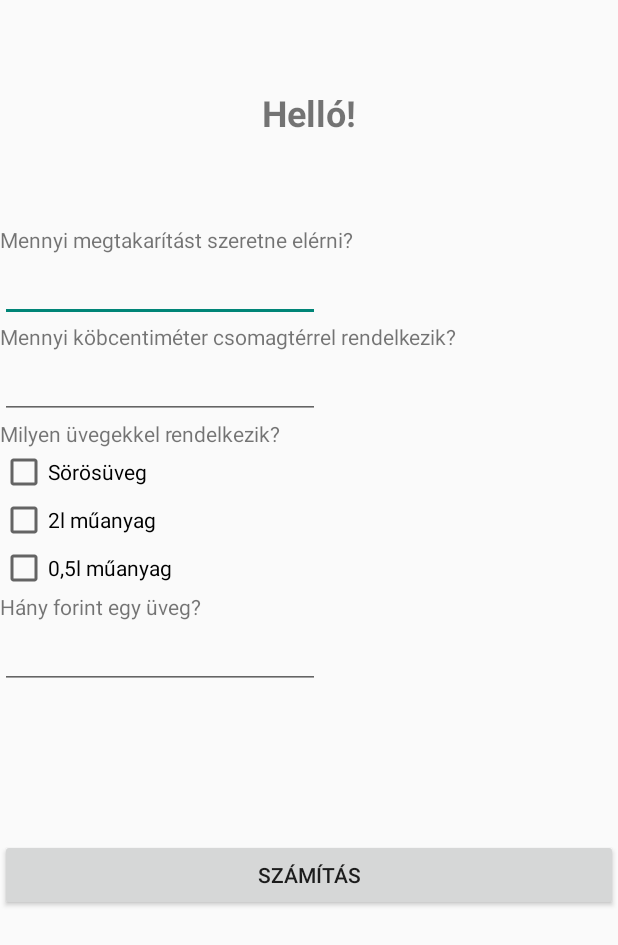
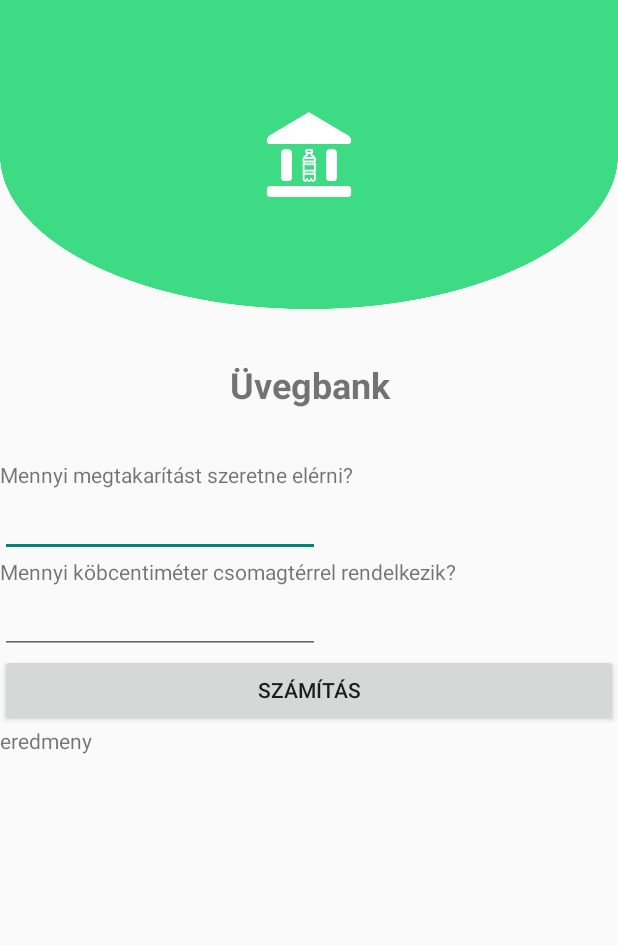
Before and after one commit to nzoliii/bottlebank, an Android app built with Jetpack Compose: the screen it shows after launch (MainActivity), on a phone screen of 412 x 824 dp. Shown: the top 945 px of the screen. Run offline under Robolectric (Android 15) with nearby library versions, the phone set to English and light mode, and no system bars.

Commit message:
lehet megis win?

```diff
--- a/app/build.gradle.kts
+++ b/app/build.gradle.kts
@@ -5,11 +5,11 @@ plugins {
 }
 
 android {
-    namespace = "com.nzoliii.bottlebank"
+    namespace = "com.peroni.bottlebank"
     compileSdk = 34
 
     defaultConfig {
-        applicationId = "com.nzoliii.bottlebank"
+        applicationId = "com.peroni.bottlebank"
         minSdk = 23
         targetSdk = 34
         versionCode = 1
--- /dev/null
+++ b/app/src/main/java/com/peroni/bottlebank/MainActivity.kt
@@ -0,0 +1,84 @@
+package com.peroni.bottlebank
+
+import android.os.Bundle
+import android.widget.Button
+import android.widget.EditText
+import android.widget.TextView
+import androidx.activity.ComponentActivity
+import kotlin.math.ceil
+
+class MainActivity : ComponentActivity() {
+    override fun onCreate(savedInstanceState: Bundle?) {
+        super.onCreate(savedInstanceState)
+        setContentView(R.layout.activity_main)
+
+        // Alap adatbázis.
+        data class uveg(
+            val nev: String,
+            val terfogat: Int,
+            val ertek: Int
+        )
+
+        // UI-ból adatok lekérése.
+        val savingsInput = findViewById<EditText>(R.id.SavingsInput_editTextNumber)
+        val volumeInput = findViewById<EditText>(R.id.VolumeInput_editTextNumber)
+        val resultText = findViewById<TextView>(R.id.Result_TextView)
+        val calculateButton = findViewById<Button>(R.id.CalculateButton_Button)
+
+        // Üvegek listája.
+        val uvegek = listOf(
+            uveg("Sörösüveg", 500, 60),
+            uveg("0,5 literes műanyag", 500, 50),
+            uveg("2 literes műanyag", 2000, 80)
+        )
+
+        // Számitás lefuttatása a gomb lenyomásakor.
+        calculateButton.setOnClickListener {
+            val megtakaritas = savingsInput.text.toString().toIntOrNull() ?: 0
+            val csomagterTerfogat = volumeInput.text.toString().toIntOrNull() ?: 0
+
+            if (megtakaritas <= 0 || csomagterTerfogat <= 0) {
+                resultText.text = "Hibás adat! A megtakarítás és a csomagtartó térfogatának pozitív számnak kell lennie."
+                return@setOnClickListener
+            }
+
+            // Számítás
+            var osszTerfogat = 0
+            var osszErtek = 0
+            val uvegDarabok = mutableListOf<Pair<String, Int>>()
+
+            for (uveg in uvegek) {
+                val darabszam = megtakaritas / uveg.ertek
+                osszErtek += darabszam * uveg.ertek
+                uvegDarabok.add(Pair(uveg.nev, darabszam))
+                osszTerfogat += darabszam * uveg.terfogat
+            }
+
+            // Szükséges fordulók kiszámítása
+            val eredmeny = StringBuilder()
+
+            if (osszErtek >= megtakaritas) {
+                if (osszTerfogat <= csomagterTerfogat) {
+                    eredmeny.append("Egy forduló elég lesz. Összesen $osszTerfogat cm³ térfogatot foglalnak az üvegek.\n")
+                }
+
+                else {
+                    val fordulok = ceil(osszTerfogat.toDouble() / csomagterTerfogat).toInt()
+                    eredmeny.append("$fordulok fordulóra lesz szükséged.\n")
+                }
+
+                eredmeny.append("Az üvegek elosztása:\n")
+                for ((nev, darab) in uvegDarabok) {
+                    eredmeny.append("$darab darab $nev\n")
+                }
+            }
+
+            else {
+                eredmeny.append("Nincs elég üveg az adott megtakarítás eléréséhez.")
+            }
+
+            // Eredmény megjelítése
+            resultText.text = eredmeny.toString()
+        }
+    }
+}
--- a/app/src/main/java/com/nzoliii/bottlebank/ui/theme/Color.kt
+++ b/app/src/main/java/com/peroni/bottlebank/ui/theme/Color.kt
@@ -1,4 +1,4 @@
-package com.nzoliii.bottlebank.ui.theme
+package com.peroni.bottlebank.ui.theme
 
 import androidx.compose.ui.graphics.Color
 
--- a/app/src/main/java/com/nzoliii/bottlebank/ui/theme/Theme.kt
+++ b/app/src/main/java/com/peroni/bottlebank/ui/theme/Theme.kt
@@ -1,4 +1,4 @@
-package com.nzoliii.bottlebank.ui.theme
+package com.peroni.bottlebank.ui.theme
 
 import android.app.Activity
 import android.os.Build
--- a/app/src/main/java/com/nzoliii/bottlebank/ui/theme/Type.kt
+++ b/app/src/main/java/com/peroni/bottlebank/ui/theme/Type.kt
@@ -1,4 +1,4 @@
-package com.nzoliii.bottlebank.ui.theme
+package com.peroni.bottlebank.ui.theme
 
 import androidx.compose.material3.Typography
 import androidx.compose.ui.text.TextStyle
--- a/app/src/main/res/layout/activity_main.xml
+++ b/app/src/main/res/layout/activity_main.xml
@@ -5,97 +5,68 @@
     android:layout_height="match_parent"
     android:orientation="vertical">
 
+    <ImageView
+        android:id="@+id/imageView"
+        android:layout_width="match_parent"
+        android:layout_height="206dp"
+        android:src="@drawable/top" />
+
     <Space
         android:layout_width="match_parent"
-        android:layout_height="50dp" />
+        android:layout_height="25dp" />
 
     <TextView
-        android:id="@+id/welcometxt"
+        android:id="@+id/Welcome_TextView"
         android:layout_width="match_parent"
         android:layout_height="50dp"
         android:gravity="center"
         android:includeFontPadding="true"
-        android:text="Helló!"
+        android:text="Üvegbank"
         android:textAlignment="center"
         android:textSize="24sp"
         android:textStyle="bold" />
 
     <Space
         android:layout_width="match_parent"
-        android:layout_height="50dp" />
+        android:layout_height="25dp" />
 
     <TextView
-        android:id="@+id/q1"
+        android:id="@+id/Q1_TextView"
         android:layout_width="wrap_content"
         android:layout_height="wrap_content"
         android:text="Mennyi megtakarítást szeretne elérni?" />
 
     <EditText
-        android:id="@+id/editTextNumber"
+        android:id="@+id/SavingsInput_editTextNumber"
         android:layout_width="wrap_content"
         android:layout_height="wrap_content"
         android:ems="10"
         android:inputType="number" />
 
     <TextView
-        android:id="@+id/q2"
+        android:id="@+id/Q2_TextView"
         android:layout_width="wrap_content"
         android:layout_height="wrap_content"
         android:text="Mennyi köbcentiméter csomagtérrel rendelkezik? " />
 
     <EditText
-        android:id="@+id/editTextNumber2"
+        android:id="@+id/VolumeInput_editTextNumber"
         android:layout_width="wrap_content"
         android:layout_height="wrap_content"
         android:ems="10"
         android:inputType="number" />
 
-    <TextView
-        android:id="@+id/q3"
-        android:layout_width="wrap_content"
-        android:layout_height="wrap_content"
-        android:text="Milyen üvegekkel rendelkezik?" />
-
-    <CheckBox
-        android:id="@+id/checkBox2"
-        android:layout_width="wrap_content"
-        android:layout_height="wrap_content"
-        android:text="Sörösüveg" />
-
-    <CheckBox
-        android:id="@+id/checkBox"
-        android:layout_width="wrap_content"
-        android:layout_height="wrap_content"
-        android:text="2l műanyag" />
-
-    <CheckBox
-        android:id="@+id/checkBox3"
-        android:layout_width="match_parent"
-        android:layout_height="wrap_content"
-        android:text="0,5l műanyag" />
-
-    <TextView
-        android:id="@+id/q4"
-        android:layout_width="wrap_content"
-        android:layout_height="wrap_content"
-        android:text="Hány forint egy üveg?" />
-
-    <EditText
-        android:id="@+id/editTextNumber3"
-        android:layout_width="wrap_content"
-        android:layout_height="wrap_content"
-        android:ems="10"
-        android:inputType="number" />
-
-    <Space
-        android:layout_width="match_parent"
-        android:layout_height="100dp" />
-
     <Button
-        android:id="@+id/calculate"
+        android:id="@+id/CalculateButton_Button"
         android:layout_width="match_parent"
         android:layout_height="wrap_content"
         android:text="Számítás"
         android:textAlignment="center" />
 
+    <TextView
+        android:id="@+id/Result_TextView"
+        android:layout_width="match_parent"
+        android:layout_height="wrap_content"
+        android:text="eredmeny" />
+
 </LinearLayout>
```
Also changed, not shown: app/src/main/java/com/nzoliii/bottlebank/MainActivity.kt (deleted, +0 -32 lines), app/src/main/res/drawable/top.png (added), app/src/main/res/top.png (added), 4 other files.
